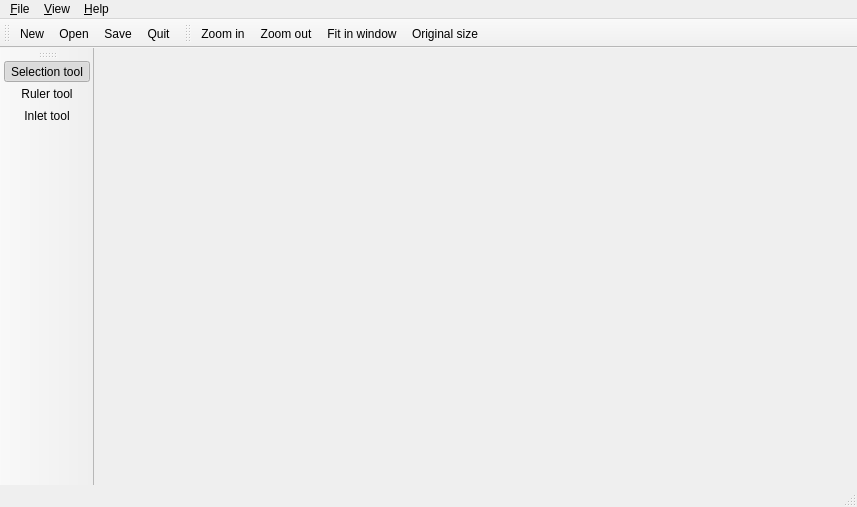
Above: topino/ui/mainwindow.ui from XXY1227/topino before the change. Below: the same form after it.
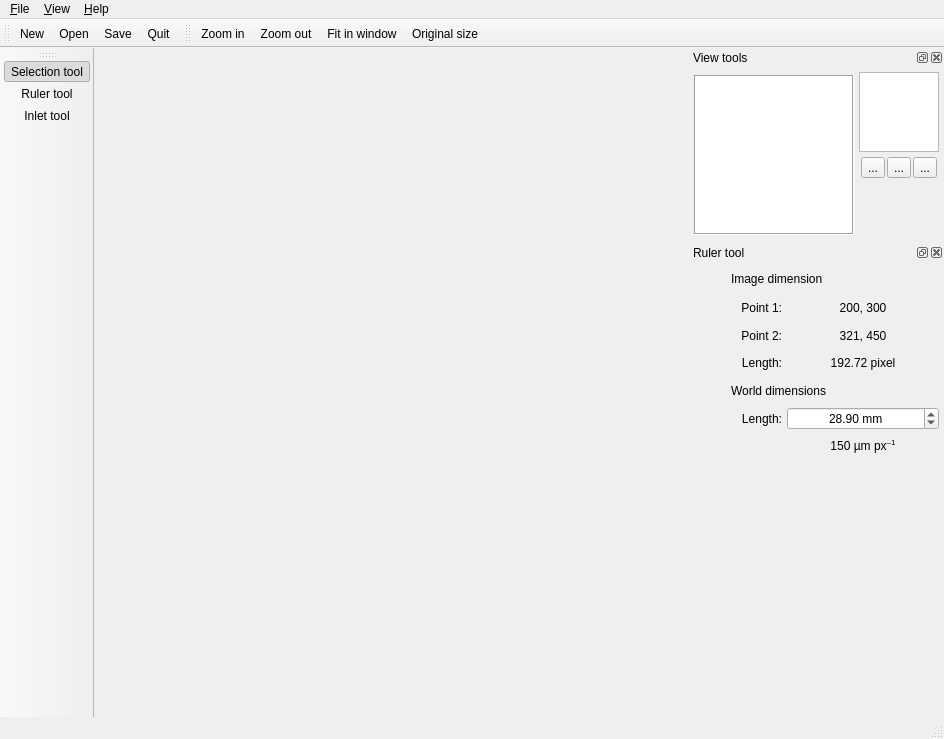
That is the form after the change. Icons and pictures are not drawn.

Commit message: Added view and ruler dock widgets

The edit to the form file:
```diff
--- a/topino/ui/mainwindow.ui
+++ b/topino/ui/mainwindow.ui
@@ -6,8 +6,8 @@
    <rect>
     <x>0</x>
     <y>0</y>
-    <width>857</width>
-    <height>507</height>
+    <width>944</width>
+    <height>739</height>
    </rect>
   </property>
   <property name="windowTitle">
@@ -19,7 +19,7 @@
     <rect>
      <x>0</x>
      <y>0</y>
-     <width>857</width>
+     <width>944</width>
      <height>22</height>
     </rect>
    </property>
@@ -117,6 +117,401 @@
    <addaction name="action_zoom_fit_in_window"/>
    <addaction name="action_zoom_original_size"/>
   </widget>
+  <widget class="QDockWidget" name="dockViewTools">
+   <property name="sizePolicy">
+    <sizepolicy hsizetype="Preferred" vsizetype="Preferred">
+     <horstretch>0</horstretch>
+     <verstretch>0</verstretch>
+    </sizepolicy>
+   </property>
+   <property name="minimumSize">
+    <size>
+     <width>255</width>
+     <height>195</height>
+    </size>
+   </property>
+   <property name="maximumSize">
+    <size>
+     <width>255</width>
+     <height>195</height>
+    </size>
+   </property>
+   <property name="floating">
+    <bool>false</bool>
+   </property>
+   <property name="features">
+    <set>QDockWidget::AllDockWidgetFeatures</set>
+   </property>
+   <property name="allowedAreas">
+    <set>Qt::LeftDockWidgetArea|Qt::RightDockWidgetArea</set>
+   </property>
+   <property name="windowTitle">
+    <string>View tools</string>
+   </property>
+   <attribute name="dockWidgetArea">
+    <number>2</number>
+   </attribute>
+   <widget class="QWidget" name="dockWidgetContents">
+    <property name="autoFillBackground">
+     <bool>false</bool>
+    </property>
+    <layout class="QGridLayout" name="gridLayout">
+     <property name="leftMargin">
+      <number>5</number>
+     </property>
+     <property name="topMargin">
+      <number>5</number>
+     </property>
+     <property name="rightMargin">
+      <number>5</number>
+     </property>
+     <property name="bottomMargin">
+      <number>5</number>
+     </property>
+     <property name="spacing">
+      <number>5</number>
+     </property>
+     <item row="1" column="1">
+      <layout class="QHBoxLayout" name="horizontalLayout">
+       <property name="spacing">
+        <number>0</number>
+       </property>
+       <item>
+        <widget class="QToolButton" name="toolButton">
+         <property name="text">
+          <string>...</string>
+         </property>
+        </widget>
+       </item>
+       <item>
+        <widget class="QToolButton" name="toolButton_2">
+         <property name="text">
+          <string>...</string>
+         </property>
+        </widget>
+       </item>
+       <item>
+        <widget class="QToolButton" name="toolButton_3">
+         <property name="text">
+          <string>...</string>
+         </property>
+        </widget>
+       </item>
+      </layout>
+     </item>
+     <item row="3" column="1">
+      <spacer name="verticalSpacer">
+       <property name="orientation">
+        <enum>Qt::Vertical</enum>
+       </property>
+       <property name="sizeHint" stdset="0">
+        <size>
+         <width>20</width>
+         <height>40</height>
+        </size>
+       </property>
+      </spacer>
+     </item>
+     <item row="0" column="1">
+      <widget class="QGraphicsView" name="microView">
+       <property name="sizePolicy">
+        <sizepolicy hsizetype="Expanding" vsizetype="Expanding">
+         <horstretch>1</horstretch>
+         <verstretch>1</verstretch>
+        </sizepolicy>
+       </property>
+       <property name="minimumSize">
+        <size>
+         <width>80</width>
+         <height>80</height>
+        </size>
+       </property>
+       <property name="maximumSize">
+        <size>
+         <width>80</width>
+         <height>80</height>
+        </size>
+       </property>
+      </widget>
+     </item>
+     <item row="0" column="0" rowspan="4">
+      <widget class="QGraphicsView" name="miniview">
+       <property name="sizePolicy">
+        <sizepolicy hsizetype="Expanding" vsizetype="Expanding">
+         <horstretch>3</horstretch>
+         <verstretch>0</verstretch>
+        </sizepolicy>
+       </property>
+       <property name="minimumSize">
+        <size>
+         <width>160</width>
+         <height>160</height>
+        </size>
+       </property>
+       <property name="maximumSize">
+        <size>
+         <width>160</width>
+         <height>160</height>
+        </size>
+       </property>
+       <property name="contextMenuPolicy">
+        <enum>Qt::DefaultContextMenu</enum>
+       </property>
+       <property name="frameShape">
+        <enum>QFrame::Box</enum>
+       </property>
+       <property name="verticalScrollBarPolicy">
+        <enum>Qt::ScrollBarAlwaysOff</enum>
+       </property>
+       <property name="horizontalScrollBarPolicy">
+        <enum>Qt::ScrollBarAlwaysOff</enum>
+       </property>
+       <property name="interactive">
+        <bool>true</bool>
+       </property>
+      </widget>
+     </item>
+    </layout>
+   </widget>
+  </widget>
+  <widget class="QDockWidget" name="dockRulerTool">
+   <property name="minimumSize">
+    <size>
+     <width>255</width>
+     <height>220</height>
+    </size>
+   </property>
+   <property name="maximumSize">
+    <size>
+     <width>255</width>
+     <height>220</height>
+    </size>
+   </property>
+   <property name="allowedAreas">
+    <set>Qt::LeftDockWidgetArea|Qt::RightDockWidgetArea</set>
+   </property>
+   <property name="windowTitle">
+    <string>Ruler tool</string>
+   </property>
+   <attribute name="dockWidgetArea">
+    <number>2</number>
+   </attribute>
+   <widget class="QWidget" name="dockWidgetContents_2">
+    <layout class="QGridLayout" name="gridLayout_2">
+     <property name="leftMargin">
+      <number>5</number>
+     </property>
+     <property name="topMargin">
+      <number>5</number>
+     </property>
+     <property name="rightMargin">
+      <number>5</number>
+     </property>
+     <property name="bottomMargin">
+      <number>5</number>
+     </property>
+     <property name="spacing">
+      <number>5</number>
+     </property>
+     <item row="2" column="2">
+      <widget class="QLabel" name="label_9">
+       <property name="text">
+        <string>Point 2:</string>
+       </property>
+       <property name="alignment">
+        <set>Qt::AlignRight|Qt::AlignTrailing|Qt::AlignVCenter</set>
+       </property>
+      </widget>
+     </item>
+     <item row="0" column="0">
+      <widget class="QLabel" name="label">
+       <property name="minimumSize">
+        <size>
+         <width>32</width>
+         <height>24</height>
+        </size>
+       </property>
+       <property name="maximumSize">
+        <size>
+         <width>32</width>
+         <height>24</height>
+        </size>
+       </property>
+       <property name="text">
+        <string/>
+       </property>
+       <property name="textFormat">
+        <enum>Qt::PlainText</enum>
+       </property>
+       <property name="pixmap">
+        <pixmap resource="../topino.qrc">:/ui/toolicons/ruler.png</pixmap>
+       </property>
+       <property name="scaledContents">
+        <bool>false</bool>
+       </property>
+      </widget>
+     </item>
+     <item row="6" column="3" colspan="2">
+      <widget class="QDoubleSpinBox" name="doubleSpinBox">
+       <property name="font">
+        <font>
+         <weight>50</weight>
+         <bold>false</bold>
+        </font>
+       </property>
+       <property name="wrapping">
+        <bool>false</bool>
+       </property>
+       <property name="frame">
+        <bool>true</bool>
+       </property>
+       <property name="alignment">
+        <set>Qt::AlignCenter</set>
+       </property>
+       <property name="buttonSymbols">
+        <enum>QAbstractSpinBox::UpDownArrows</enum>
+       </property>
+       <property name="correctionMode">
+        <enum>QAbstractSpinBox::CorrectToNearestValue</enum>
+       </property>
+       <property name="showGroupSeparator" stdset="0">
+        <bool>false</bool>
+       </property>
+       <property name="suffix">
+        <string> mm</string>
+       </property>
+       <property name="minimum">
+        <double>1.000000000000000</double>
+       </property>
+       <property name="maximum">
+        <double>10000.000000000000000</double>
+       </property>
+       <property name="singleStep">
+        <double>0.500000000000000</double>
+       </property>
+       <property name="value">
+        <double>28.899999999999999</double>
+       </property>
+      </widget>
+     </item>
+     <item row="4" column="3" colspan="2">
+      <widget class="QLabel" name="label_5">
+       <property name="text">
+        <string>192.72 pixel</string>
+       </property>
+       <property name="alignment">
+        <set>Qt::AlignCenter</set>
+       </property>
+      </widget>
+     </item>
+     <item row="4" column="2">
+      <widget class="QLabel" name="label_8">
+       <property name="text">
+        <string>Length:</string>
+       </property>
+       <property name="alignment">
+        <set>Qt::AlignRight|Qt::AlignTrailing|Qt::AlignVCenter</set>
+       </property>
+      </widget>
+     </item>
+     <item row="1" column="2">
+      <widget class="QLabel" name="label_3">
+       <property name="text">
+        <string>Point 1:</string>
+       </property>
+       <property name="alignment">
+        <set>Qt::AlignRight|Qt::AlignTrailing|Qt::AlignVCenter</set>
+       </property>
+      </widget>
+     </item>
+     <item row="2" column="3" colspan="2">
+      <widget class="QLabel" name="label_4">
+       <property name="sizePolicy">
+        <sizepolicy hsizetype="Preferred" vsizetype="Preferred">
+         <horstretch>5</horstretch>
+         <verstretch>0</verstretch>
+        </sizepolicy>
+       </property>
+       <property name="text">
+        <string>321, 450</string>
+       </property>
+       <property name="alignment">
+        <set>Qt::AlignCenter</set>
+       </property>
+      </widget>
+     </item>
+     <item row="7" column="3" colspan="2">
+      <widget class="QLabel" name="label_6">
+       <property name="text">
+        <string>150 µm px&lt;sup&gt;–1&lt;/sup&gt;</string>
+       </property>
+       <property name="alignment">
+        <set>Qt::AlignCenter</set>
+       </property>
+      </widget>
+     </item>
+     <item row="1" column="3" colspan="2">
+      <widget class="QLabel" name="label_2">
+       <property name="sizePolicy">
+        <sizepolicy hsizetype="Preferred" vsizetype="Preferred">
+         <horstretch>5</horstretch>
+         <verstretch>0</verstretch>
+        </sizepolicy>
+       </property>
+       <property name="text">
+        <string>200, 300</string>
+       </property>
+       <property name="alignment">
+        <set>Qt::AlignCenter</set>
+       </property>
+      </widget>
+     </item>
+     <item row="1" column="1">
+      <spacer name="horizontalSpacer">
+       <property name="orientation">
+        <enum>Qt::Horizontal</enum>
+       </property>
+       <property name="sizeHint" stdset="0">
+        <size>
+         <width>5</width>
+         <height>20</height>
+        </size>
+       </property>
+      </spacer>
+     </item>
+     <item row="0" column="1" colspan="3">
+      <widget class="QLabel" name="label_7">
+       <property name="text">
+        <string>Image dimension</string>
+       </property>
+      </widget>
+     </item>
+     <item row="5" column="1" colspan="3">
+      <widget class="QLabel" name="label_10">
+       <property name="text">
+        <string>World dimensions</string>
+       </property>
+      </widget>
+     </item>
+     <item row="6" column="2">
+      <widget class="QLabel" name="label_11">
+       <property name="font">
+        <font>
+         <weight>50</weight>
+         <bold>false</bold>
+        </font>
+       </property>
+       <property name="text">
+        <string>Length:</string>
+       </property>
+       <property name="alignment">
+        <set>Qt::AlignRight|Qt::AlignTrailing|Qt::AlignVCenter</set>
+       </property>
+      </widget>
+     </item>
+    </layout>
+   </widget>
+  </widget>
   <action name="action_New">
    <property name="icon">
     <iconset theme="document-new">
```
The commit also changes 1 other file.
